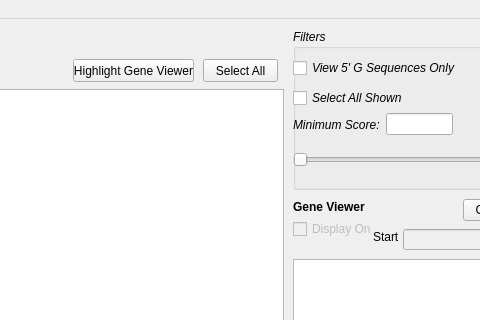
Above: resultsWindow.ui from TrinhLab/CASPERapp before the change; both pictures show x 417 to 897 and y 0 to 320 of the 1129 by 658 pixel window. Below: the same form after it.
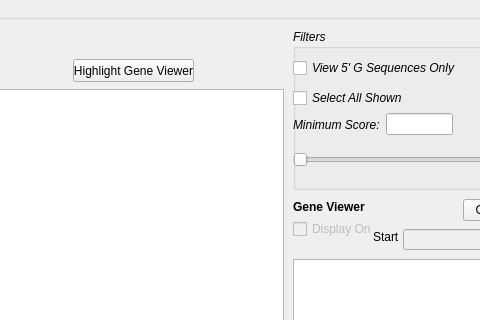
That is the form after the change.

Commit message: fixed cotargeting bug, and also got it to work with the directions. Removed duplicated select all button

```diff
--- a/resultsWindow.ui
+++ b/resultsWindow.ui
@@ -361,19 +361,6 @@
      <string>Gene Viewer Settings</string>
     </property>
    </widget>
-   <widget class="QPushButton" name="selectAllButton">
-    <property name="geometry">
-     <rect>
-      <x>620</x>
-      <y>40</y>
-      <width>75</width>
-      <height>23</height>
-     </rect>
-    </property>
-    <property name="text">
-     <string>Select All</string>
-    </property>
-   </widget>
   </widget>
   <widget class="QMenuBar" name="menubar">
    <property name="geometry">
```
The commit also changes 2 other files.
